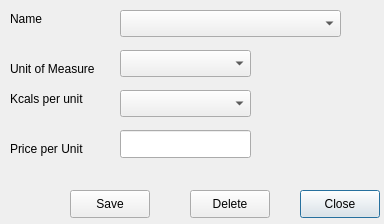
snim2mirror/openihm, file open-ihm/gui/designs/ui_managefoodtypes.ui: the form before one commit.
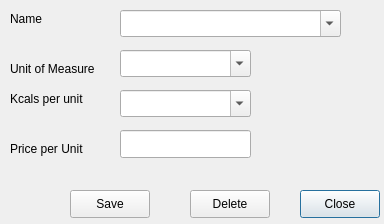
The form after the commit.

Patch:
```diff
--- a/open-ihm/gui/designs/ui_managefoodtypes.ui
+++ b/open-ihm/gui/designs/ui_managefoodtypes.ui
@@ -53,6 +53,9 @@
      <height>27</height>
     </rect>
    </property>
+   <property name="editable" >
+    <bool>true</bool>
+   </property>
   </widget>
   <widget class="QLabel" name="label" >
    <property name="geometry" >
@@ -76,6 +79,9 @@
      <height>27</height>
     </rect>
    </property>
+   <property name="editable" >
+    <bool>true</bool>
+   </property>
   </widget>
   <widget class="QLabel" name="label_3" >
    <property name="geometry" >
@@ -99,6 +105,9 @@
      <height>27</height>
     </rect>
    </property>
+   <property name="editable" >
+    <bool>true</bool>
+   </property>
   </widget>
   <widget class="QLabel" name="label_4" >
    <property name="geometry" >
```
Left out of the diff: 6 changed lines with no effect on the pictures.
